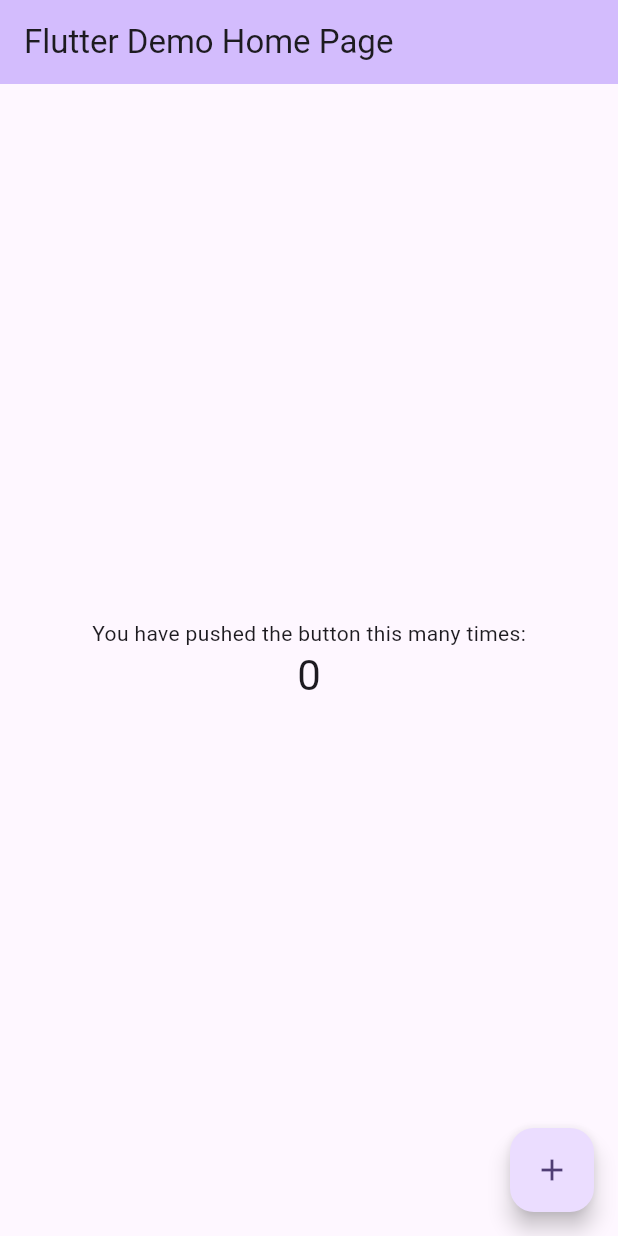
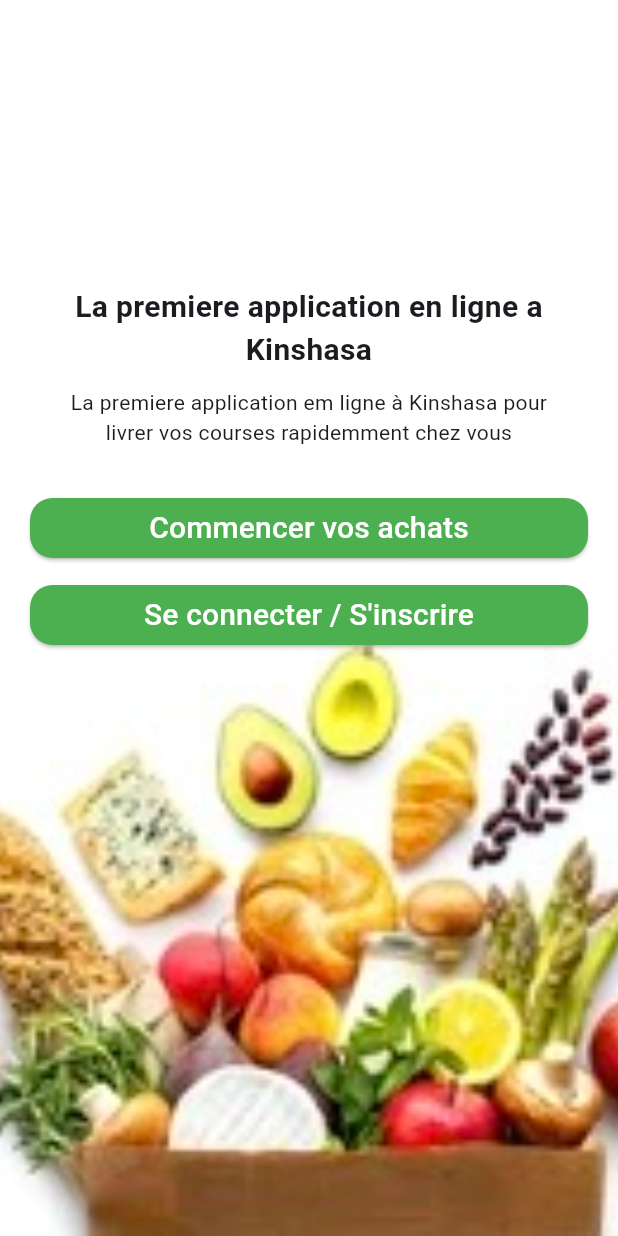
Before and after one commit to jnthnkabongo/shoppiApp, a Flutter app: the screen it shows after launch, on a phone screen of 412 x 824 dp. Run offline on Flutter 3.47's test engine with Material 3 defaults, Android fonts, the phone set to English and light mode, and no system bars; our stand-ins replace lottie.

Commit message:
la page de garde...

```diff
--- a/lib/main.dart
+++ b/lib/main.dart
@@ -1,4 +1,5 @@
 import 'package:flutter/material.dart';
+import 'package:shoppi_flutter/pages/loading_page.dart';
 
 void main() {
   runApp(const MyApp());
@@ -11,115 +12,12 @@ class MyApp extends StatelessWidget {
   @override
   Widget build(BuildContext context) {
     return MaterialApp(
-      title: 'Flutter Demo',
+      debugShowCheckedModeBanner: false,
       theme: ThemeData(
-        // This is the theme of your application.
-        //
-        // TRY THIS: Try running your application with "flutter run". You'll see
-        // the application has a purple toolbar. Then, without quitting the app,
-        // try changing the seedColor in the colorScheme below to Colors.green
-        // and then invoke "hot reload" (save your changes or press the "hot
-        // reload" button in a Flutter-supported IDE, or press "r" if you used
-        // the command line to start the app).
-        //
-        // Notice that the counter didn't reset back to zero; the application
-        // state is not lost during the reload. To reset the state, use hot
-        // restart instead.
-        //
-        // This works for code too, not just values: Most code changes can be
-        // tested with just a hot reload.
-        colorScheme: ColorScheme.fromSeed(seedColor: Colors.deepPurple),
+        colorScheme: ColorScheme.fromSeed(seedColor: Colors.redAccent),
         useMaterial3: true,
       ),
-      home: const MyHomePage(title: 'Flutter Demo Home Page'),
+      home: const MyLoading(),
     );
   }
 }
-
-class MyHomePage extends StatefulWidget {
-  const MyHomePage({super.key, required this.title});
-
-  // This widget is the home page of your application. It is stateful, meaning
-  // that it has a State object (defined below) that contains fields that affect
-  // how it looks.
-
-  // This class is the configuration for the state. It holds the values (in this
-  // case the title) provided by the parent (in this case the App widget) and
-  // used by the build method of the State. Fields in a Widget subclass are
-  // always marked "final".
-
-  final String title;
-
-  @override
-  State<MyHomePage> createState() => _MyHomePageState();
-}
-
-class _MyHomePageState extends State<MyHomePage> {
-  int _counter = 0;
-
-  void _incrementCounter() {
-    setState(() {
-      // This call to setState tells the Flutter framework that something has
-      // changed in this State, which causes it to rerun the build method below
-      // so that the display can reflect the updated values. If we changed
-      // _counter without calling setState(), then the build method would not be
-      // called again, and so nothing would appear to happen.
-      _counter++;
-    });
-  }
-
-  @override
-  Widget build(BuildContext context) {
-    // This method is rerun every time setState is called, for instance as done
-    // by the _incrementCounter method above.
-    //
-    // The Flutter framework has been optimized to make rerunning build methods
-    // fast, so that you can just rebuild anything that needs updating rather
-    // than having to individually change instances of widgets.
-    return Scaffold(
-      appBar: AppBar(
-        // TRY THIS: Try changing the color here to a specific color (to
-        // Colors.amber, perhaps?) and trigger a hot reload to see the AppBar
-        // change color while the other colors stay the same.
-        backgroundColor: Theme.of(context).colorScheme.inversePrimary,
-        // Here we take the value from the MyHomePage object that was created by
-        // the App.build method, and use it to set our appbar title.
-        title: Text(widget.title),
-      ),
-      body: Center(
-        // Center is a layout widget. It takes a single child and positions it
-        // in the middle of the parent.
-        child: Column(
-          // Column is also a layout widget. It takes a list of children and
-          // arranges them vertically. By default, it sizes itself to fit its
-          // children horizontally, and tries to be as tall as its parent.
-          //
-          // Column has various properties to control how it sizes itself and
-          // how it positions its children. Here we use mainAxisAlignment to
-          // center the children vertically; the main axis here is the vertical
-          // axis because Columns are vertical (the cross axis would be
-          // horizontal).
-          //
-          // TRY THIS: Invoke "debug painting" (choose the "Toggle Debug Paint"
-          // action in the IDE, or press "p" in the console), to see the
-          // wireframe for each widget.
-          mainAxisAlignment: MainAxisAlignment.center,
-          children: <Widget>[
-            const Text(
-              'You have pushed the button this many times:',
-            ),
-            Text(
-              '$_counter',
-              style: Theme.of(context).textTheme.headlineMedium,
-            ),
-          ],
-        ),
-      ),
-      floatingActionButton: FloatingActionButton(
-        onPressed: _incrementCounter,
-        tooltip: 'Increment',
-        child: const Icon(Icons.add),
-      ), // This trailing comma makes auto-formatting nicer for build methods.
-    );
-  }
-}
--- /dev/null
+++ b/lib/pages/connexion_page.dart
@@ -0,0 +1,97 @@
+import 'package:flutter/material.dart';
+
+
+class MyConnexion extends StatefulWidget {
+  const MyConnexion({super.key});
+
+  @override
+  State<MyConnexion> createState() => _MyConnexion();
+
+}
+class _MyConnexion extends State<MyConnexion>{
+
+  @override
+  void initState(){
+    super.initState();
+  }
+
+  @override
+  Widget build(BuildContext context) {
+    return MaterialApp(
+      debugShowCheckedModeBanner: false,
+      home: Scaffold(
+        body: Stack(
+          children: [
+            // Image d'arrière-plan
+            Container(
+              decoration: const BoxDecoration(
+                image: DecorationImage(
+                  image: AssetImage('assets/images/image.jpeg'), // Chemin de votre image
+                  fit: BoxFit.cover,
+                ),
+              ),
+            ),
+            // Contenu par-dessus
+            Center(
+              child: Column(
+                mainAxisAlignment: MainAxisAlignment.center,
+                children: [
+                  const Padding(padding: EdgeInsets.only(bottom: 10, right: 20, left: 20),
+                    child: Text(
+                      'La premiere application en ligne a Kinshasa',
+                      style: TextStyle(
+                        fontSize: 20,
+                        fontWeight: FontWeight.bold),
+                      textAlign: TextAlign.center,
+                    ),
+                  ),
+                  const Padding(padding: EdgeInsets.only(right: 30, left: 30, bottom: 20),
+                   child: Text(
+                    'La premiere application em ligne à Kinshasa pour livrer vos courses rapidemment chez vous',
+                    textAlign: TextAlign.center,
+                   ),
+                  ),
+                  Padding(
+                    padding: const EdgeInsets.only(top: 10, right: 20, left: 20),
+                    child: SizedBox(
+                      width: double.infinity,
+                      child: ElevatedButton(
+                        onPressed: (){},
+                        style: ElevatedButton.styleFrom(
+                          backgroundColor: Colors.green,
+                          foregroundColor: Colors.white,
+                          shape: RoundedRectangleBorder(
+                            borderRadius: BorderRadius.circular(15),
+                          ),
+                        ),
+                        child: const Text("Commencer vos achats", style: TextStyle(fontSize: 20)),
+                      ),
+                    ),
+                  ),
+                   Padding(
+                    padding: const EdgeInsets.only(top: 10, right: 20, left: 20),
+                    child: SizedBox(
+                      width: double.infinity,
+                      child: ElevatedButton(
+                        onPressed: (){},
+                        style: ElevatedButton.styleFrom(
+                          backgroundColor: Colors.green,
+                          foregroundColor: Colors.white,
+                          shape: RoundedRectangleBorder(
+                            borderRadius: BorderRadius.circular(15),
+                          ),
+                        ),
+                        child: const Text("Se connecter / S'inscrire", style: TextStyle(fontSize: 20)),
+                      ),
+                    ),
+                  ),
+                  const SizedBox(height: 200),
+                ],
+              ),
+            ),
+          ],
+        ),
+      ),
+    );
+  }
+}
--- /dev/null
+++ b/lib/pages/loading_page.dart
@@ -0,0 +1,47 @@
+import 'dart:async';
+import 'package:flutter/material.dart';
+import 'package:lottie/lottie.dart';
+import 'package:shoppi_flutter/pages/connexion_page.dart';
+
+class MyLoading extends StatefulWidget {
+  const MyLoading({super.key});
+
+  @override
+  State<MyLoading> createState() => _MyLoading();
+}
+
+class _MyLoading extends State<MyLoading>{
+
+  @override
+  void initState(){
+    super.initState();
+    loadAnimation();
+  }
+
+  Future<Timer> loadAnimation() async {
+    return Timer(
+      const Duration(seconds: 4),
+    onLoaded);
+  }
+
+  void onLoaded(){
+    Navigator.of(context).pushReplacement(
+      MaterialPageRoute(
+        builder: (context) => const MyConnexion(),
+      )
+    );
+  }
+
+  @override
+  Widget build(BuildContext context) {
+    return Scaffold(
+      backgroundColor: Colors.white,
+      body: Center(
+        child: Lottie.asset(
+          "assets/animations/loadind2.json",
+          //"assets/animations/loadind2.json",
+        repeat: true),
+      ),
+    );
+  }
+}
```
Also changed, not shown: assets/animations/loadind2.json (added, +1 -0 lines), assets/animations/loading.json (added, +1 -0 lines), assets/animations/loading3.json (added, +1 -0 lines), pubspec.yaml (+8 -4 lines), assets/images/image.jpeg (added), assets/images/image.webp (added), pubspec.lock, 11 other files.
